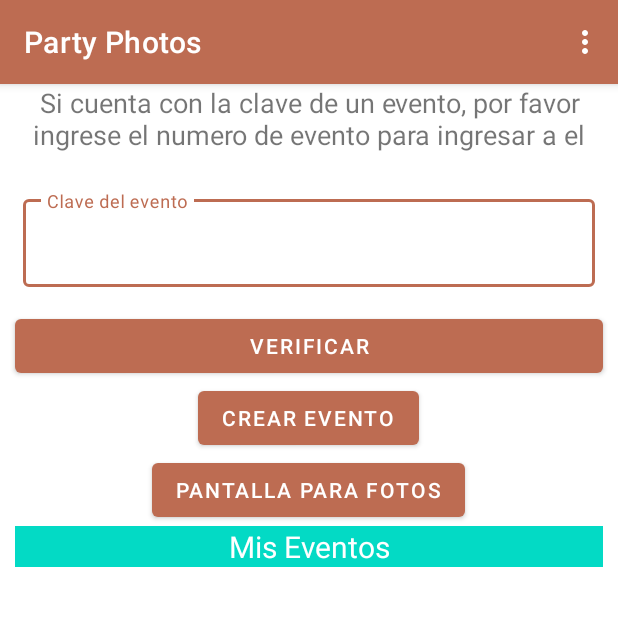
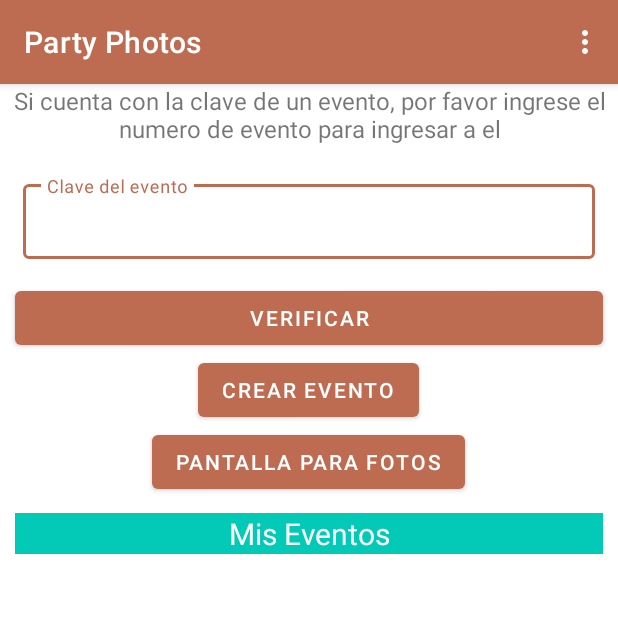
Before and after one commit to charlie1525/LADM_U4_Practica2_AlbumFotografico_CarlosyCarlos, an Android app: the screen it shows after launch once a user with an empty profile is signed in (Selector), on a phone screen of 412 x 824 dp, the top half of it. Run offline under Robolectric (Android 15) with nearby library versions, the phone set to English and light mode, and no system bars; our stand-ins replace Firebase (no records; nobody signed in at launch, a user with empty details on screens opened directly).

Commit message:
ListView getting events per email, modifications to the Selector.kt GUI

```diff
--- a/app/src/main/java/mx/tecnm/ittepic/ladm_u4_practica2_albumfotografico_carlosycarlos/PhotoUpload.kt
+++ b/app/src/main/java/mx/tecnm/ittepic/ladm_u4_practica2_albumfotografico_carlosycarlos/PhotoUpload.kt
@@ -37,8 +37,7 @@ class PhotoUpload : AppCompatActivity() {
         // obtener el estado del evento
 
         getEventStatus(object :
-            GetStatus {
-                override fun onCallback(status: String) { binding.lbStatusEventUP.text = status  } }
+            GetStatus { override fun onCallback(status: String) { binding.lbStatusEventUP.text = status  } }
             ,intentKey)
 
         // fin de la obtencio del estado del evento
--- a/app/src/main/java/mx/tecnm/ittepic/ladm_u4_practica2_albumfotografico_carlosycarlos/Selector.kt
+++ b/app/src/main/java/mx/tecnm/ittepic/ladm_u4_practica2_albumfotografico_carlosycarlos/Selector.kt
@@ -6,6 +6,7 @@ import androidx.appcompat.app.AppCompatActivity
 import android.os.Bundle
 import android.view.Menu
 import android.view.MenuItem
+import android.widget.ArrayAdapter
 import android.widget.TextView
 import android.widget.Toast
 import androidx.appcompat.app.AlertDialog
@@ -18,15 +19,20 @@ import kotlin.system.exitProcess
 
 class Selector : AppCompatActivity() {
     private lateinit var binding : ActivitySelectorBinding
+    private val colRef = FirebaseFirestore.getInstance().collection("eventos")
+    private val arrEventos = ArrayList<String>()
 
     override fun onCreate(savedInstanceState: Bundle?) {
         super.onCreate(savedInstanceState)
         binding = ActivitySelectorBinding.inflate(layoutInflater)
         setContentView(binding.root)
-        val user = FirebaseAuth.getInstance().currentUser!!.email
+        val user = FirebaseAuth.getInstance().currentUser!!.email!!
         val key = generateEventId()
+
+        fillList(user)
+
         binding.btnCreateSl.setOnClickListener {
-            createPopUp(key,user!!)
+            createPopUp(key,user)
         }// fin del boton para la creacion de un evento
 
         binding.btnFotos.setOnClickListener {
@@ -41,6 +47,20 @@ class Selector : AppCompatActivity() {
         }
 
     }
+
+    private fun fillList(user: String){
+        colRef.whereEqualTo("correo",user).get().addOnCompleteListener {
+            if(it.isSuccessful){
+                arrEventos.clear()
+                for(docs  in it.result){
+                    val evento = "Evento: ${docs.getString("tipo")}\nEstado: ${docs.getString("estado")}"
+                    arrEventos.add(evento)
+                }
+                binding.listaEventosPersonal.adapter =
+                    ArrayAdapter(this,android.R.layout.simple_selectable_list_item,arrEventos)
+            } else{ alerta("Error.. \n${it.exception!!.message}") }
+        }// fin del onComplete
+    }// fin de método
 
 
     private fun generateEventId(): String {
@@ -68,6 +88,10 @@ class Selector : AppCompatActivity() {
         with(builder){
             setPositiveButton("Hecho")
             {_,_ ->
+                if(txtTipo.text!!.isBlank() || txtTipo.text!!.isEmpty()){
+                    alerta("No se pudo crear el evento\nHace falta el tipo de evento")
+                    return@setPositiveButton
+                } else{
                     val data = hashMapOf(
                         "claveEvent" to lbClave.text.toString(),
                         "correo" to lbCorreo.text.toString(),
@@ -81,6 +105,7 @@ class Selector : AppCompatActivity() {
                     }.addOnFailureListener{
                         progDialog.dismiss()
                         alerta("No se pudo crear el evento \n${it.message}")
+                    }
                 }
             }
                 .setNeutralButton("Cancelar"){_,_ -> progDialog.dismiss()}
--- a/app/src/main/res/layout/activity_selector.xml
+++ b/app/src/main/res/layout/activity_selector.xml
@@ -3,68 +3,78 @@
     xmlns:tools="http://schemas.android.com/tools"
     android:layout_width="match_parent"
     android:layout_height="match_parent"
-    tools:context=".Selector"
+    android:layout_margin="20dp"
     android:orientation="vertical"
-    android:layout_margin="20dp">
+    tools:context=".Selector">
 
     <TextView
         android:layout_width="match_parent"
         android:layout_height="wrap_content"
-        android:text="Si cuenta con la clave de un evento, por favor ingrese el numero de evento para ingresar a el"
+        android:layout_marginBottom="15dp"
+        android:text="@string/keySelectorRemainder"
         android:textAlignment="center"
-        android:layout_marginBottom="20dp"
-        android:textSize="18dp"
-        />
+        android:textSize="16sp" />
+
     <com.google.android.material.textfield.TextInputLayout
         style="@style/Widget.MaterialComponents.TextInputLayout.OutlinedBox"
         android:layout_width="match_parent"
         android:layout_height="wrap_content"
+        android:layout_marginHorizontal="10dp"
+        android:layout_marginBottom="10dp"
         android:hint="@string/eventID"
-        android:layout_marginBottom="10dp"
-        android:layout_marginHorizontal="10dp"
         android:padding="5dp">
 
         <com.google.android.material.textfield.TextInputEditText
             android:id="@+id/idEvento"
             android:layout_width="match_parent"
-            android:layout_height="wrap_content"
-            android:textSize="17sp" />
+            android:layout_height="50sp"
+            android:textSize="16sp" />
     </com.google.android.material.textfield.TextInputLayout>
+
     <Button
+        android:id="@+id/checkEvent"
         android:layout_width="match_parent"
         android:layout_height="wrap_content"
-        android:text="@string/checkEvent"
         android:layout_marginHorizontal="10dp"
-        android:id="@+id/checkEvent"/>
+        android:text="@string/checkEvent" />
+
     <Button
+        android:id="@+id/btnCreateSl"
         android:layout_width="wrap_content"
         android:layout_height="wrap_content"
-        android:text="@string/buttonTextSelector"
         android:layout_gravity="center"
-        android:id="@+id/btnCreateSl"/>
+        android:text="@string/buttonTextSelector" />
+
     <Button
+        android:id="@+id/btnFotos"
         android:layout_width="wrap_content"
         android:layout_height="wrap_content"
-        android:text="pantalla para fotos"
         android:layout_gravity="center"
-        android:id="@+id/btnFotos"/>
+        android:text="pantalla para fotos" />
+
+    <LinearLayout
+        android:layout_width="match_parent"
+        android:layout_height="wrap_content"
+        android:orientation="vertical"
+        android:layout_marginTop="10sp">
+
         <TextView
             android:id="@+id/textView2"
             android:layout_width="match_parent"
             android:layout_height="wrap_content"
-        android:text="Mis Eventos"
+            android:layout_marginHorizontal="10dp"
+            android:layout_marginBottom="5dp"
+            android:background="#03CAB7"
+            android:text="@string/mis_eventosSelector"
             android:textAlignment="center"
             android:textColor="@color/white"
-        android:layout_marginHorizontal="10dp"
-        android:background="@color/teal_200"
-        android:layout_marginBottom="20dp"
             android:textSize="20sp" />
+
         <ListView
+            android:id="@+id/listaEventosPersonal"
             android:layout_width="match_parent"
-        android:layout_height="wrap_content"
-        android:id="@+id/listaEventosPersonal"
-
-        />
+            android:layout_height="wrap_content" />
+    </LinearLayout>
 
 
 </LinearLayout>
--- a/app/src/main/res/layout/createpopup.xml
+++ b/app/src/main/res/layout/createpopup.xml
@@ -26,6 +26,7 @@
             android:layout_height="wrap_content"
             android:layout_marginTop="20sp"
             android:layout_marginBottom="10sp"
+            android:layout_marginStart="10sp"
             android:textSize="20sp" />
     </LinearLayout>
 
@@ -47,7 +48,7 @@
             android:layout_width="match_parent"
             android:layout_height="wrap_content"
             android:layout_marginBottom="10sp"
-            android:textColor="@color/black"
+            android:layout_marginStart="10sp"
             android:textSize="20sp" />
     </LinearLayout>
 
@@ -65,6 +66,7 @@
         <com.google.android.material.textfield.TextInputEditText
             android:id="@+id/tipoPopUp"
             android:layout_width="match_parent"
+            android:hint="@string/placeHolderCrEv"
             android:layout_height="wrap_content"
             android:textSize="20sp" />
     </com.google.android.material.textfield.TextInputLayout>
--- a/app/src/main/res/values/strings.xml
+++ b/app/src/main/res/values/strings.xml
@@ -25,4 +25,7 @@
     <string name="eventDetailDate">Fecha del evento </string>
     <string name="eventDetailStatus">Status del evento </string>
     <string name="eventDetailUpdate">Actualizar </string>
+    <string name="placeHolderCrEv">Ej. Fiesta de cumple, Boda etc.</string>
+    <string name="mis_eventosSelector">Mis Eventos</string>
+    <string name="keySelectorRemainder">Si cuenta con la clave de un evento, por favor ingrese el numero de evento para ingresar a el</string>
 </resources>
```
Lines whose indentation alone changed are shown as unchanged.
